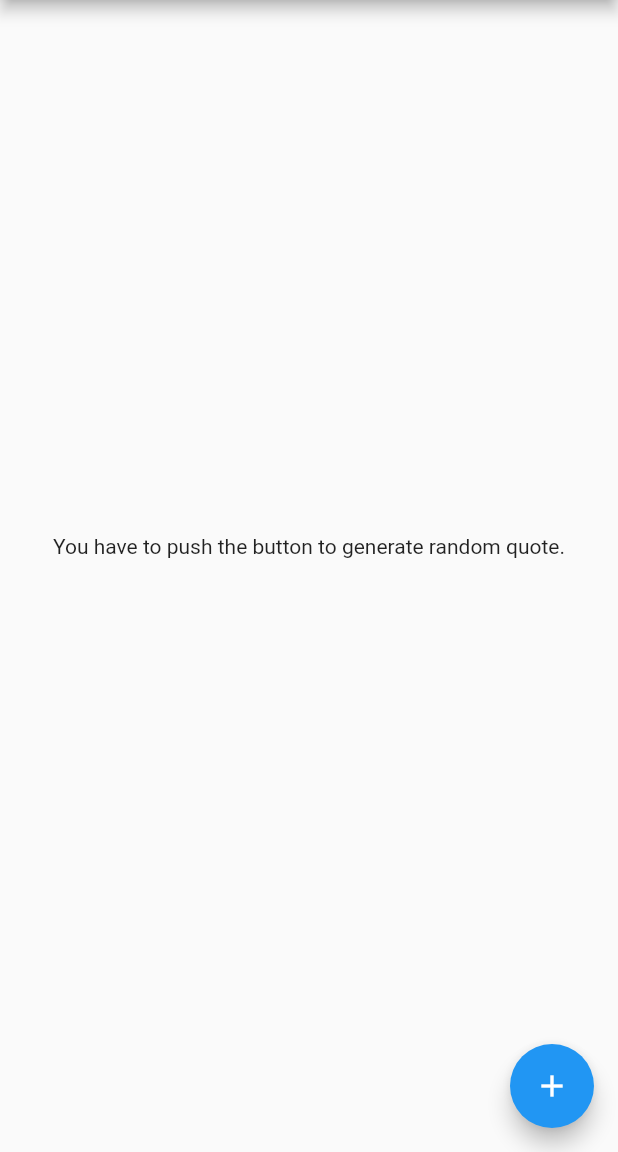
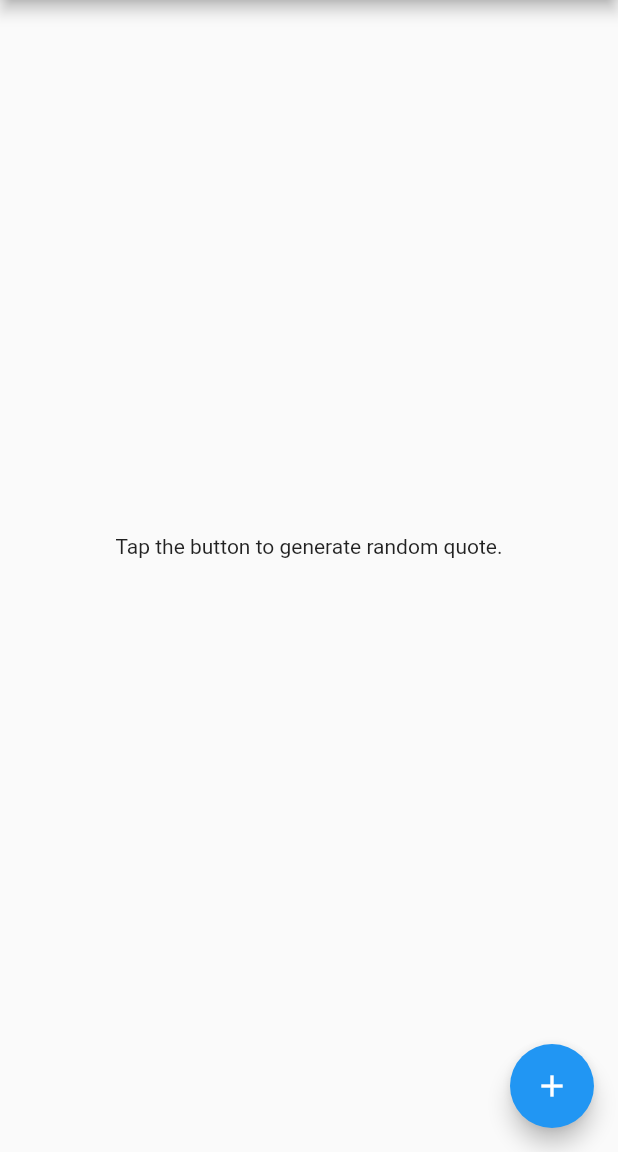
Before and after one commit to muhammadidrees/quoter, a Flutter app: the screen it shows after launch, on a phone screen of 412 x 824 dp, the part 84-1236 px from its top. Run offline on Flutter 3.47's test engine with Material 2 defaults, Android fonts, the light colour scheme and no system bars; our stand-ins replace equatable.

Commit message:
spelling correnction of default string

```diff
--- a/example/lib/main.dart
+++ b/example/lib/main.dart
@@ -51,8 +51,7 @@ class _QuotePageState extends State<QuotePage> {
           mainAxisAlignment: MainAxisAlignment.center,
           children: <Widget>[
             Text(
-              _quote?.quotee ??
-                  'You have to push the button to generate random quote.',
+              _quote?.quotee ?? 'Tap the button to generate random quote.',
             ),
             Text(
               _quote?.quotation ?? "",
```
Also changed, not shown: 1 other file.
